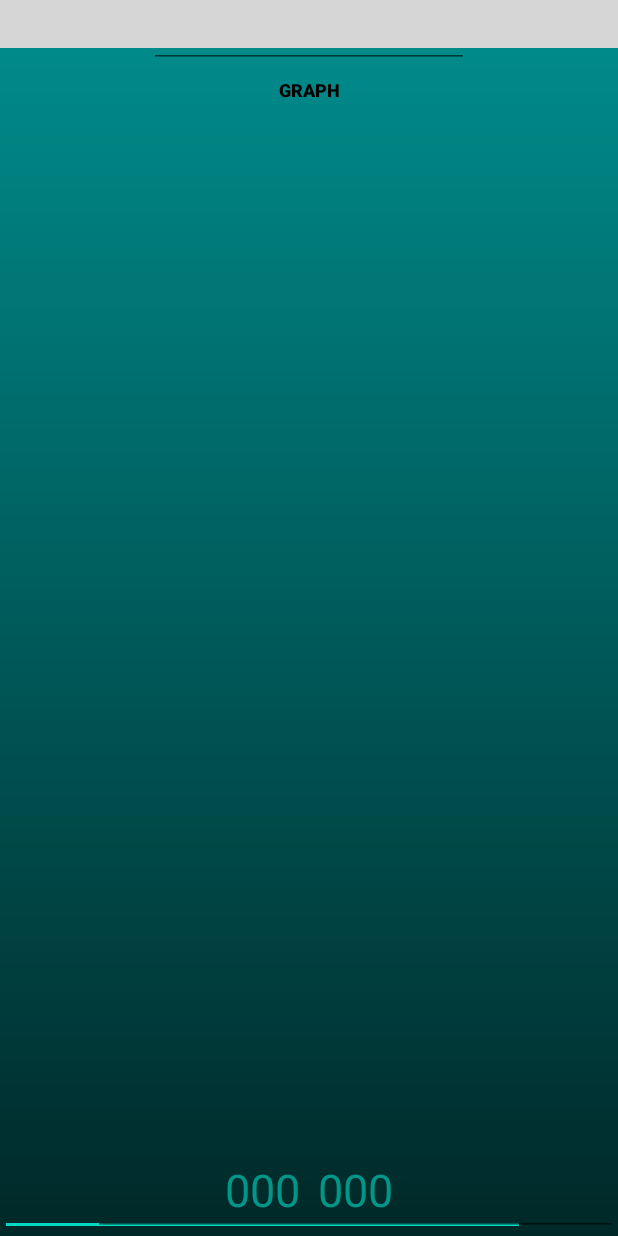
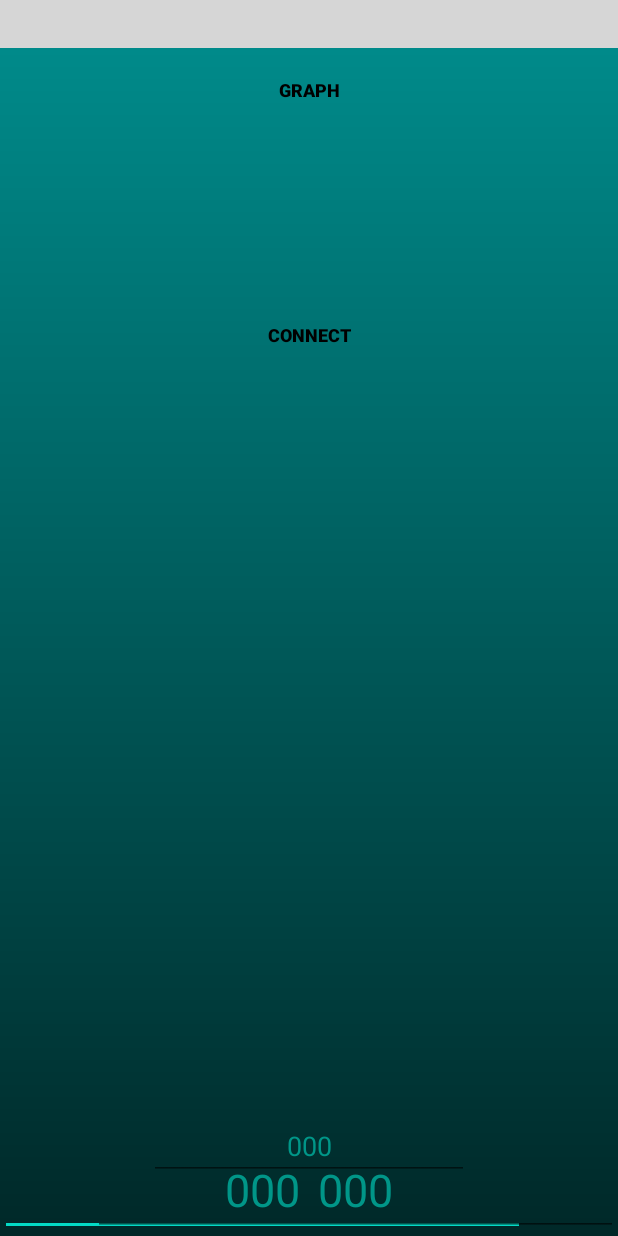
Before and after one commit to TeyUs/ELM327, an Android app: the layout activity_main.xml on its own in the app's theme, with its tools: preview values and no code run, on a phone screen of 412 x 824 dp. Run offline under Robolectric (Android 15) with nearby library versions, the phone set to English and light mode, and no system bars; plain views replace Gauge; grey boxes are pictures that could not be loaded.

Commit message:
Volt göstergesi hata düzeltildi.

```diff
--- a/app/src/main/res/layout/activity_main.xml
+++ b/app/src/main/res/layout/activity_main.xml
@@ -5,8 +5,8 @@
     xmlns:tools="http://schemas.android.com/tools"
     android:layout_width="match_parent"
     android:layout_height="match_parent"
-    tools:context=".MainActivity"
-    android:background="@drawable/background">
+    android:background="@drawable/background"
+    tools:context=".MainActivity">
 
 
     <Button
@@ -82,8 +82,9 @@
     <Button
         android:id="@+id/connectBTN"
         android:layout_width="wrap_content"
-        android:layout_height="40dp"
+        android:layout_height="0dp"
         android:layout_marginTop="2dp"
+        android:layout_marginBottom="287dp"
         android:background="@android:color/transparent"
         android:outlineAmbientShadowColor="#000000"
         android:outlineSpotShadowColor="#000000"
@@ -93,6 +94,7 @@
         android:textColor="#000000"
         android:textSize="12sp"
         android:textStyle="bold"
+        app:layout_constraintBottom_toTopOf="@+id/voltText"
         app:layout_constraintTop_toTopOf="parent"
         gauge:layout_constraintEnd_toEndOf="parent"
         gauge:layout_constraintStart_toStartOf="parent" />
@@ -101,12 +103,14 @@
         android:id="@+id/voltText"
         android:layout_width="wrap_content"
         android:layout_height="wrap_content"
+        android:layout_marginBottom="37dp"
         android:ems="10"
         android:gravity="center"
         android:inputType="textPersonName"
         android:text="000"
         android:textColor="#009688"
+        app:layout_constraintBottom_toBottomOf="parent"
+        app:layout_constraintTop_toBottomOf="@+id/connectBTN"
         gauge:layout_constraintEnd_toEndOf="parent"
-        gauge:layout_constraintStart_toStartOf="parent"
-        tools:layout_editor_absoluteY="329dp" />
+        gauge:layout_constraintStart_toStartOf="parent" />
 </androidx.constraintlayout.widget.ConstraintLayout>
```
